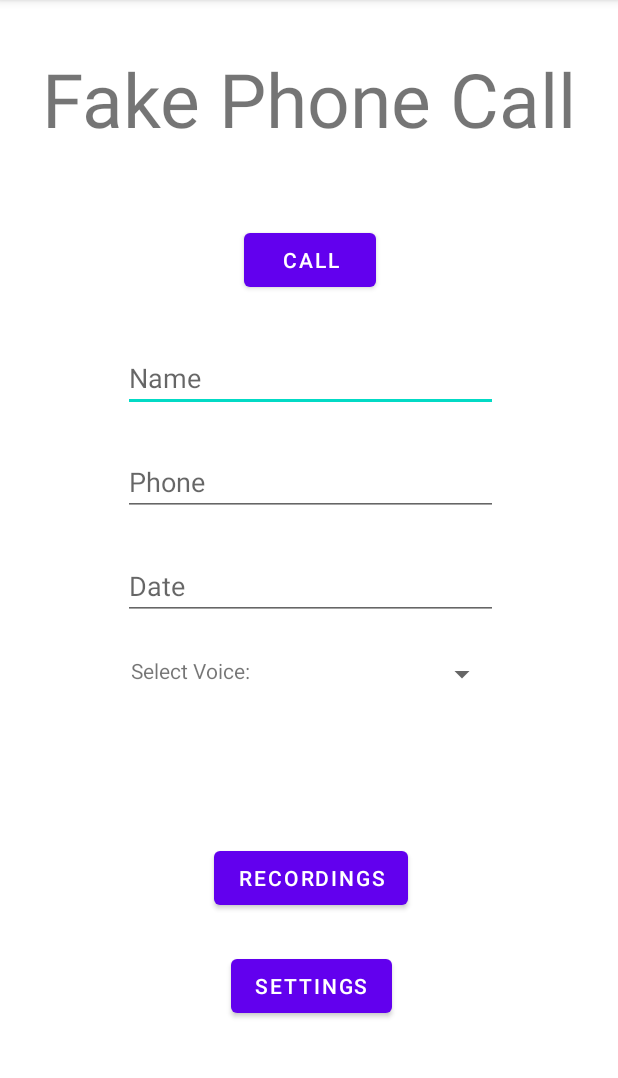
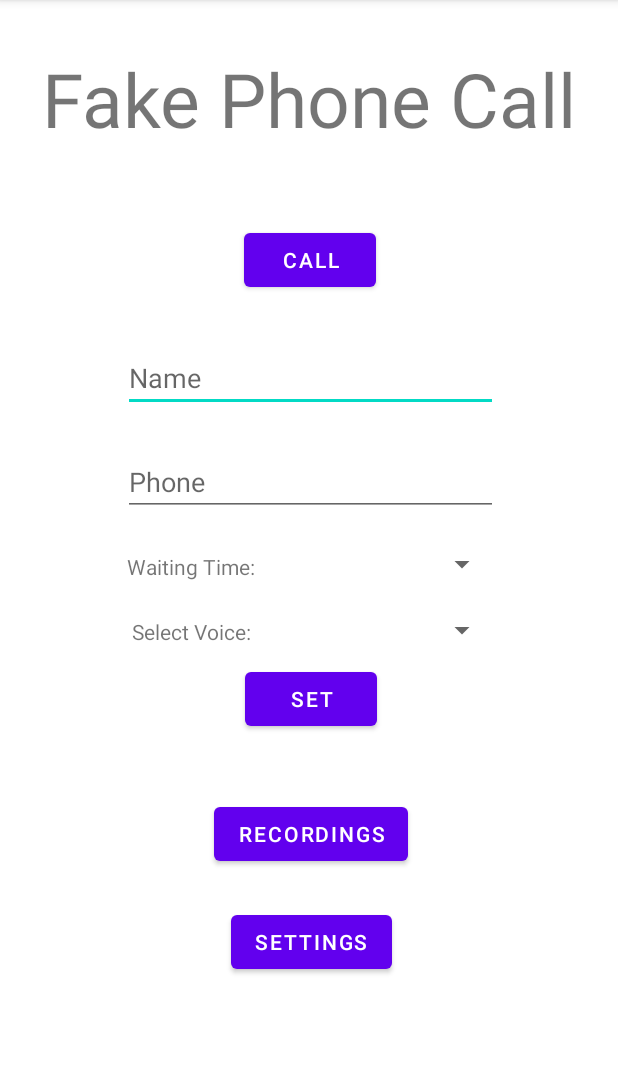
Before and after one commit to redeem4/Care_Corner, an Android app: the MainMenuActivity screen opened directly, with no data from a screen before it, after a tap on an icon or button, on a phone screen of 412 x 824 dp, the part 84-1162 px from its top. Run offline under Robolectric (Android 15) with nearby library versions, the phone set to English and light mode, and no system bars.

Commit message:
Add ability to save user entered data and use that data in the fake phone call feature
Other updates include tweaks to the layout of the fake phone call menu (i.e. two spinners for voice and wait time) and renaming of variables and files for consistency.

```diff
--- a/care-corner-mobile/app/src/main/AndroidManifest.xml
+++ b/care-corner-mobile/app/src/main/AndroidManifest.xml
@@ -22,8 +22,8 @@
         <activity android:name=".ForgotUsernameActivity" />
         <activity android:name=".RegisterActivity" />
         <activity android:name=".ResourceActivity" />
-        <activity android:name=".Fake_Phone_Call_Menu_Activity" />
-        <activity android:name=".Fake_Phone_Call_Activity" />
+        <activity android:name=".FakePhoneCallMenuActivity" />
+        <activity android:name=".CallingActivity" />
     </application>
 
 </manifest>
--- /dev/null
+++ b/care-corner-mobile/app/src/main/java/com/carecorner/FakePhoneCallMenuActivity.java
@@ -0,0 +1,73 @@
+package com.carecorner;
+
+import androidx.appcompat.app.AppCompatActivity;
+
+import android.content.Intent;
+import android.content.SharedPreferences;
+import android.os.Bundle;
+import android.preference.PreferenceManager;
+import android.view.View;
+import android.widget.Button;
+import android.widget.EditText;
+import android.widget.Toast;
+
+public class FakePhoneCallMenuActivity extends AppCompatActivity {
+
+    private Button btnCall, btnRecordings, btnSettings, btnSet;
+    private EditText nameEntryBox, phoneEntryBox;
+    private String name, phone;
+
+    @Override
+    protected void onCreate(Bundle savedInstanceState) {
+        super.onCreate(savedInstanceState);
+        setContentView(R.layout.fake_phone_call_menu_activity);
+
+        initViews();
+
+        //Below Code Segment retrieves fake phone call setup data from SharedPreferences
+        SharedPreferences prefs = PreferenceManager.getDefaultSharedPreferences(this);
+
+        String name1 = prefs.getString("name", "");
+        nameEntryBox.setText("" + name1);
+
+        String phone1 = prefs.getString("phone", "");
+        phoneEntryBox.setText("" + phone1);
+
+        btnCall.setOnClickListener(new View.OnClickListener() {
+            @Override
+            public void onClick(View v) {
+                Intent intent = new Intent(FakePhoneCallMenuActivity.this, CallingActivity.class);
+                intent.putExtra("callerName", nameEntryBox.getText().toString());
+                intent.putExtra("callerPhoneNum", phoneEntryBox.getText().toString());
+                startActivity(intent);
+            }
+        });
+
+        btnSet.setOnClickListener(new View.OnClickListener() {
+            @Override
+            public void onClick(View v) {
+                name = nameEntryBox.getText().toString();
+                phone = phoneEntryBox.getText().toString();
+
+                //Below code segment saves fake phone call setup data
+                SharedPreferences prefs = PreferenceManager.getDefaultSharedPreferences(FakePhoneCallMenuActivity.this);
+                SharedPreferences.Editor editor = prefs.edit();
+
+                editor.putString("name", name);
+                editor.putString("phone", phone);
+                editor.apply();
+
+                Toast.makeText(FakePhoneCallMenuActivity.this, "Settings Saved!", Toast.LENGTH_SHORT).show();
+            }
+        });
+    }
+
+    private void initViews() {
+        btnCall = findViewById(R.id.btnCall);
+        btnRecordings = findViewById(R.id.btnRecordings);
+        btnSettings = findViewById(R.id.btnSettings);
+        btnSet = findViewById(R.id.btnSet);
+        nameEntryBox = findViewById(R.id.nameEntryBox);
+        phoneEntryBox = findViewById(R.id.phoneEntryBox);
+    }
+}
--- a/care-corner-mobile/app/src/main/java/com/carecorner/Fake_Phone_Call_Menu_Activity.java
+++ /dev/null
@@ -1,40 +0,0 @@
-package com.carecorner;
-
-import androidx.appcompat.app.AppCompatActivity;
-
-import android.content.Intent;
-import android.os.Bundle;
-import android.view.View;
-import android.widget.Button;
-import android.widget.EditText;
-
-public class Fake_Phone_Call_Menu_Activity extends AppCompatActivity {
-
-    private Button btnCall, btnRecordings, btnSettings;
-    private EditText nameEntryBox, phoneEntryBox, dateEntryBox;
-
-    @Override
-    protected void onCreate(Bundle savedInstanceState) {
-        super.onCreate(savedInstanceState);
-        setContentView(R.layout.fake_phone_call_menu_activity);
-
-        initViews();
-
-        btnCall.setOnClickListener(new View.OnClickListener() {
-            @Override
-            public void onClick(View v) {
-                Intent intent = new Intent(Fake_Phone_Call_Menu_Activity.this, Fake_Phone_Call_Activity.class);
-                startActivity(intent);
-            }
-        });
-    }
-
-    private void initViews() {
-        btnCall = findViewById(R.id.btnCall);
-        btnRecordings = findViewById(R.id.btnRecordings);
-        btnSettings = findViewById(R.id.btnSettings);
-        nameEntryBox = findViewById(R.id.nameEntryBox);
-        phoneEntryBox = findViewById(R.id.phoneEntryBox);
-        dateEntryBox = findViewById(R.id.dateEntryBox);
-    }
-}
--- a/care-corner-mobile/app/src/main/java/com/carecorner/MainMenuActivity.java
+++ b/care-corner-mobile/app/src/main/java/com/carecorner/MainMenuActivity.java
@@ -21,7 +21,7 @@ public class MainMenuActivity extends AppCompatActivity {
         btnFakePhoneCall.setOnClickListener(new View.OnClickListener() {
             @Override
             public void onClick(View v) {
-                Intent intent = new Intent(MainMenuActivity.this, Fake_Phone_Call_Menu_Activity.class);
+                Intent intent = new Intent(MainMenuActivity.this, FakePhoneCallMenuActivity.class);
                 startActivity(intent);
             }
         });
--- a/care-corner-mobile/app/src/main/res/layout/fake_phone_call_menu_activity.xml
+++ b/care-corner-mobile/app/src/main/res/layout/fake_phone_call_menu_activity.xml
@@ -4,7 +4,7 @@
     xmlns:tools="http://schemas.android.com/tools"
     android:layout_width="match_parent"
     android:layout_height="match_parent"
-    tools:context=".Fake_Phone_Call_Menu_Activity">
+    tools:context=".FakePhoneCallMenuActivity">
 
     <TextView
         android:id="@+id/fake_call_header_text"
@@ -65,45 +65,65 @@
         android:layout_width="250dp"
         android:layout_height="wrap_content"
         android:layout_marginTop="24dp"
+        android:hint="@string/phone"
+        android:inputType="phone"
         app:layout_constraintEnd_toEndOf="@+id/nameEntryBox"
         app:layout_constraintStart_toStartOf="@+id/nameEntryBox"
-        app:layout_constraintTop_toBottomOf="@+id/nameEntryBox"
-        android:hint="@string/phone"
-        android:inputType="phone" />
+        app:layout_constraintTop_toBottomOf="@+id/nameEntryBox" />
 
-    <EditText
-        android:id="@+id/dateEntryBox"
-        android:layout_width="250dp"
+    <Spinner
+        android:id="@+id/spinnerWaitTime"
+        android:layout_width="150dp"
         android:layout_height="wrap_content"
-        android:layout_marginTop="24dp"
+        android:layout_marginStart="100dp"
+        android:layout_marginLeft="100dp"
+        android:layout_marginTop="20dp"
         app:layout_constraintEnd_toEndOf="@+id/phoneEntryBox"
         app:layout_constraintStart_toStartOf="@+id/phoneEntryBox"
-        app:layout_constraintTop_toBottomOf="@+id/phoneEntryBox"
-        android:hint="@string/date"
-        android:inputType="date" />
+        app:layout_constraintTop_toBottomOf="@+id/phoneEntryBox" />
 
     <Spinner
         android:id="@+id/spinnerVoice"
         android:layout_width="150dp"
         android:layout_height="wrap_content"
-        android:layout_marginStart="100dp"
-        android:layout_marginLeft="100dp"
-        android:layout_marginTop="24dp"
+        android:layout_marginTop="20dp"
         android:visibility="visible"
-        app:layout_constraintEnd_toEndOf="@+id/dateEntryBox"
-        app:layout_constraintStart_toStartOf="@+id/dateEntryBox"
-        app:layout_constraintTop_toBottomOf="@+id/dateEntryBox" />
+        app:layout_constraintEnd_toEndOf="@+id/spinnerWaitTime"
+        app:layout_constraintStart_toStartOf="@+id/spinnerWaitTime"
+        app:layout_constraintTop_toBottomOf="@+id/spinnerWaitTime" />
 
     <TextView
         android:id="@+id/textSelectVoice"
         android:layout_width="wrap_content"
         android:layout_height="wrap_content"
         android:layout_marginTop="24dp"
+        android:text="@string/select_voice"
+        app:layout_constraintEnd_toEndOf="@+id/textView"
+        app:layout_constraintStart_toStartOf="@+id/textView"
+        app:layout_constraintTop_toBottomOf="@+id/textView" />
+
+    <Button
+        android:id="@+id/btnSet"
+        android:layout_width="wrap_content"
+        android:layout_height="wrap_content"
+        android:layout_marginTop="10dp"
+        android:layout_marginEnd="100dp"
+        android:layout_marginRight="100dp"
+        android:text="@string/set"
+        app:layout_constraintEnd_toEndOf="@+id/spinnerVoice"
+        app:layout_constraintStart_toStartOf="@+id/spinnerVoice"
+        app:layout_constraintTop_toBottomOf="@+id/spinnerVoice" />
+
+    <TextView
+        android:id="@+id/textView"
+        android:layout_width="wrap_content"
+        android:layout_height="wrap_content"
+        android:layout_marginTop="24dp"
         android:layout_marginEnd="160dp"
         android:layout_marginRight="160dp"
-        android:text="@string/select_voice"
-        app:layout_constraintEnd_toEndOf="@+id/dateEntryBox"
-        app:layout_constraintStart_toStartOf="@+id/dateEntryBox"
-        app:layout_constraintTop_toBottomOf="@+id/dateEntryBox" />
+        android:text="@string/waiting_time"
+        app:layout_constraintEnd_toEndOf="@+id/phoneEntryBox"
+        app:layout_constraintStart_toStartOf="@+id/phoneEntryBox"
+        app:layout_constraintTop_toBottomOf="@+id/phoneEntryBox" />
 
 </androidx.constraintlayout.widget.ConstraintLayout>
```
Also changed, not shown: care-corner-mobile/app/src/main/java/com/carecorner/CallingActivity.java (added, +49 -0 lines), care-corner-mobile/app/src/main/java/com/carecorner/Fake_Phone_Call_Activity.java (deleted, +0 -14 lines), care-corner-mobile/app/src/main/res/layout/calling_activity.xml (renamed from care-corner-mobile/app/src/main/res/layout/fake_phone_call_activity.xml, +6 -8 lines), care-corner-mobile/app/src/main/res/values/strings.xml (+19 -1 lines).
